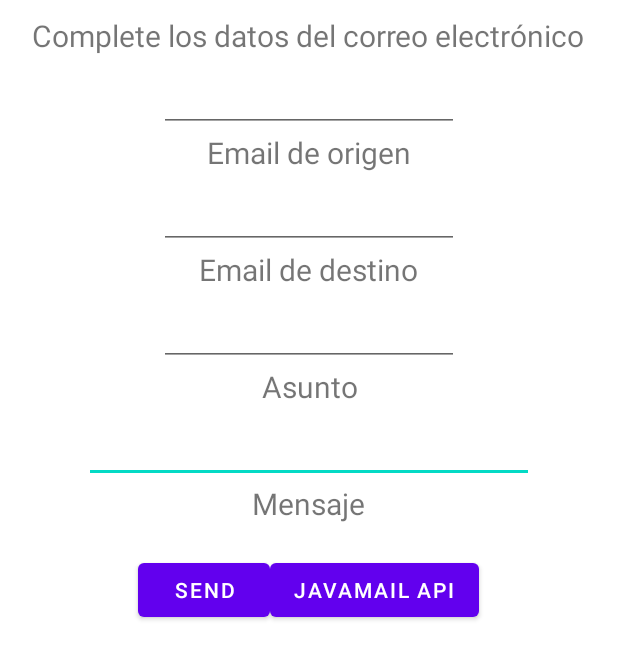
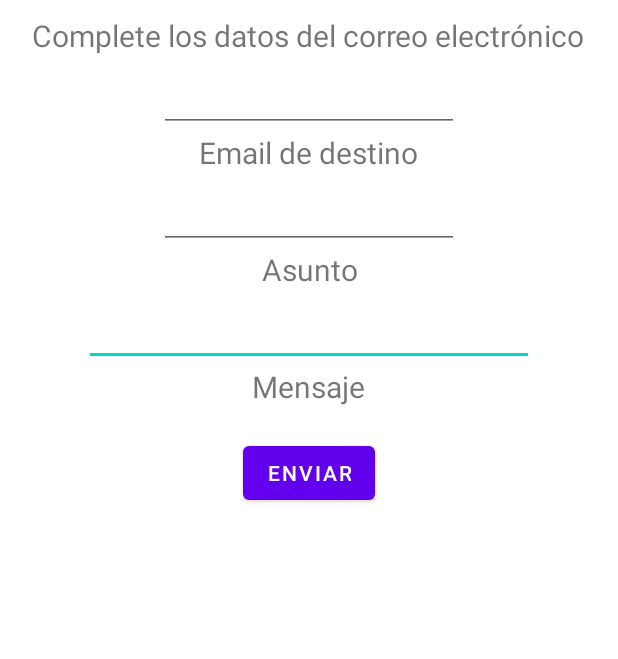
Before and after one commit to jefry1722/CargaApp, an Android app: the Email screen opened directly, with no data from a screen before it, on a phone screen of 412 x 824 dp. Shown: the top 659 px of the screen. Run offline under Robolectric (Android 15) with nearby library versions, the phone set to English and light mode, and no system bars.

```diff
--- a/app/src/main/java/co/edu/unipiloto/cargaapp/EntregarCarga.java
+++ b/app/src/main/java/co/edu/unipiloto/cargaapp/EntregarCarga.java
@@ -36,12 +36,11 @@ public class EntregarCarga extends AppCompatActivity {
         }
         tv_data.setText(data);
         consulta.close();
-
-        Intent intent3 = new Intent(EntregarCarga.this, Email.class);
-        startActivity(intent3);
     }
 
     public void entregaDeLaCarga (View view) {
+        Intent intent3 = new Intent(EntregarCarga.this, Email.class);
+        startActivity(intent3);
         admin.recogerCarga(baseDatos, tablaText.split(" ")[3],"Entregado");
         Toast.makeText(this, "Se ha generado la entrega, se ha enviado un correo al propietario de la carga", Toast.LENGTH_SHORT).show();
         Intent intent2 = new Intent(EntregarCarga.this, LoginConductor.class);
--- a/app/src/main/java/co/edu/unipiloto/cargaapp/GmailSender.java
+++ b/app/src/main/java/co/edu/unipiloto/cargaapp/GmailSender.java
@@ -35,6 +35,7 @@ public class GmailSender extends javax.mail.Authenticator {
         props.setProperty("mail.host", mailhost);
         props.put("mail.smtp.auth", "true");
         props.put("mail.smtp.port", "465");
+        props.put("mail.smtp.host", "smtp.gmail.com");
         props.put("mail.smtp.socketFactory.port", "465");
         props.put("mail.smtp.socketFactory.class", "javax.net.ssl.SSLSocketFactory");
         props.put("mail.smtp.socketFactory.fallback", "false");
@@ -42,6 +43,7 @@ public class GmailSender extends javax.mail.Authenticator {
         session = Session.getDefaultInstance(props, this);
     }
 
+    @Override
     protected PasswordAuthentication getPasswordAuthentication() {
         return new PasswordAuthentication(user, password);
     }
--- a/app/src/main/java/co/edu/unipiloto/cargaapp/RecogerCarga.java
+++ b/app/src/main/java/co/edu/unipiloto/cargaapp/RecogerCarga.java
@@ -37,12 +37,11 @@ public class RecogerCarga extends AppCompatActivity {
         }
         tv_data.setText(data);
         consulta.close();
-
-        Intent intent3 = new Intent(RecogerCarga.this, Email.class);
-        startActivity(intent3);
     }
 
     public void recoleccionDeLaCarga (View view) {
+        Intent intent3 = new Intent(RecogerCarga.this, Email.class);
+        startActivity(intent3);
         admin.recogerCarga(baseDatos, tablaText.split(" ")[3],"Recogido");
         Toast.makeText(this, "Se ha generado la recolección, se ha enviado un correo al propietario de la carga", Toast.LENGTH_SHORT).show();
         Intent intent2 = new Intent(RecogerCarga.this, LoginConductor.class);
--- a/app/src/main/res/layout/activity_email.xml
+++ b/app/src/main/res/layout/activity_email.xml
@@ -33,32 +33,6 @@
         android:layout_gravity="center"
         android:gravity="center"
         android:text="Complete los datos del correo electrónico" ></TextView>
-
-    <EditText
-        android:id="@+id/box1"
-        android:layout_width="200dip"
-        android:layout_height="wrap_content"
-        android:layout_marginTop="10dip"
-        android:lines="1"
-        android:maxLength="50"
-        android:singleLine="true"
-        android:padding="8dip"
-        android:text=""
-        android:inputType="textEmailAddress"
-        android:scrollHorizontally="false"
-        android:layout_gravity="center"
-        android:gravity="center" ></EditText>
-
-    <TextView
-        android:id="@+id/heading1"
-        android:layout_width="wrap_content"
-        android:layout_height="wrap_content"
-        android:typeface="sans"
-        android:textStyle="normal"
-        android:textSize="20sp"
-        android:layout_gravity="center"
-        android:gravity="center"
-        android:text="Email de origen" ></TextView>
 
     <EditText
         android:id="@+id/box2"
@@ -148,20 +122,12 @@
         android:layout_marginTop="20dip">
 
         <Button
-            android:id="@+id/butIntent"
-            android:layout_width="wrap_content"
-            android:layout_height="wrap_content"
-            android:text="Send"
-            android:textStyle="normal"
-            android:layout_gravity="center"></Button>
-
-        <Button
             android:id="@+id/butJava"
             android:layout_width="wrap_content"
             android:layout_height="wrap_content"
-            android:text="JavaMail API"
-            android:textStyle="normal"
-            android:layout_gravity="center"></Button>
+            android:layout_gravity="center"
+            android:text="Enviar"
+            android:textStyle="normal"></Button>
 
     </LinearLayout>
     </LinearLayout>
```
Also changed, not shown: app/src/main/java/co/edu/unipiloto/cargaapp/Email.java (+91 -21 lines).
